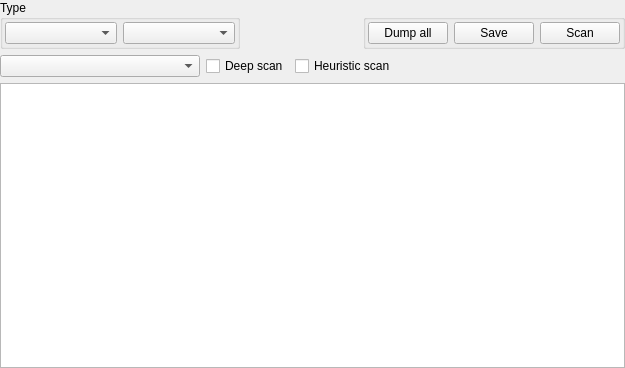
Qt form xextractorwidget.ui (horsicq/XExtractorWidget) before a commit.
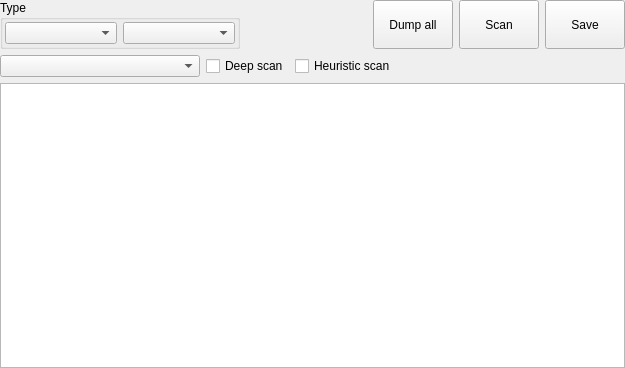
The same form after that commit. Custom widgets are drawn as their Qt base class.

The edit to the form file:
```diff
--- a/xextractorwidget.ui
+++ b/xextractorwidget.ui
@@ -75,45 +75,42 @@
       </spacer>
      </item>
      <item>
-      <widget class="QGroupBox" name="groupBoxControls">
-       <property name="title">
-        <string notr="true"> </string>
-       </property>
-       <layout class="QHBoxLayout" name="horizontalLayout_4">
-        <property name="leftMargin">
-         <number>2</number>
-        </property>
-        <property name="topMargin">
-         <number>2</number>
-        </property>
-        <property name="rightMargin">
-         <number>2</number>
-        </property>
-        <property name="bottomMargin">
-         <number>2</number>
-        </property>
-        <item>
          <widget class="QPushButton" name="pushButtonDumpAll">
+       <property name="sizePolicy">
+        <sizepolicy hsizetype="Minimum" vsizetype="Minimum">
+         <horstretch>0</horstretch>
+         <verstretch>0</verstretch>
+        </sizepolicy>
+       </property>
           <property name="text">
            <string>Dump all</string>
           </property>
          </widget>
         </item>
-        <item>
-         <widget class="QPushButton" name="pushButtonSave">
-          <property name="text">
-           <string>Save</string>
-          </property>
-         </widget>
-        </item>
         <item>
          <widget class="QPushButton" name="pushButtonScan">
+       <property name="sizePolicy">
+        <sizepolicy hsizetype="Minimum" vsizetype="Minimum">
+         <horstretch>0</horstretch>
+         <verstretch>0</verstretch>
+        </sizepolicy>
+       </property>
           <property name="text">
            <string>Scan</string>
           </property>
          </widget>
         </item>
-       </layout>
+     <item>
+      <widget class="QPushButton" name="pushButtonSave">
+       <property name="sizePolicy">
+        <sizepolicy hsizetype="Minimum" vsizetype="Minimum">
+         <horstretch>0</horstretch>
+         <verstretch>0</verstretch>
+        </sizepolicy>
+       </property>
+       <property name="text">
+        <string>Save</string>
+       </property>
       </widget>
      </item>
     </layout>
```
Lines whose indentation alone changed are shown as unchanged.
